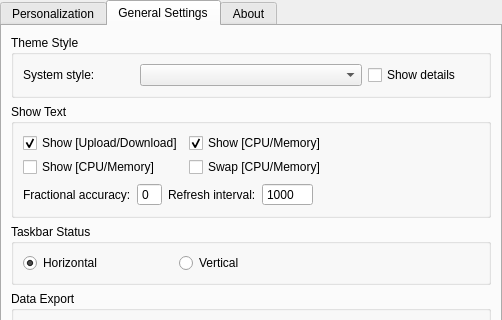
Qt form WinSetting.ui (XMuli/NetSpeed) before a commit; both pictures show x 0 to 502 and y 0 to 320 of the 502 by 547 pixel window.
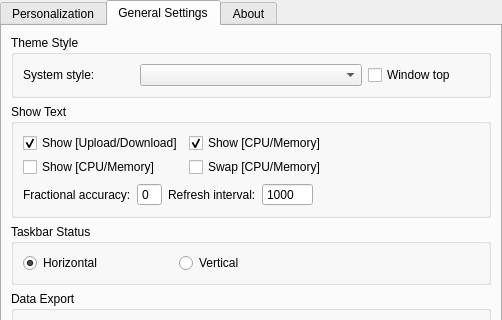
The same form after that commit. The open tabs and pages were chosen to show the change.

Commit message:
feat: Add window topping function
Also Streamline UI

The edit to the form file:
```diff
--- a/WinSetting.ui
+++ b/WinSetting.ui
@@ -476,7 +476,7 @@
           <item>
            <widget class="QCheckBox" name="checkBoxHoverDisplay">
             <property name="text">
-             <string>Show details</string>
+             <string>Window top</string>
             </property>
             <property name="checked">
              <bool>false</bool>
```
Left out of the diff: 4 changed lines with no effect on the pictures. The commit also changes 7 other files.
